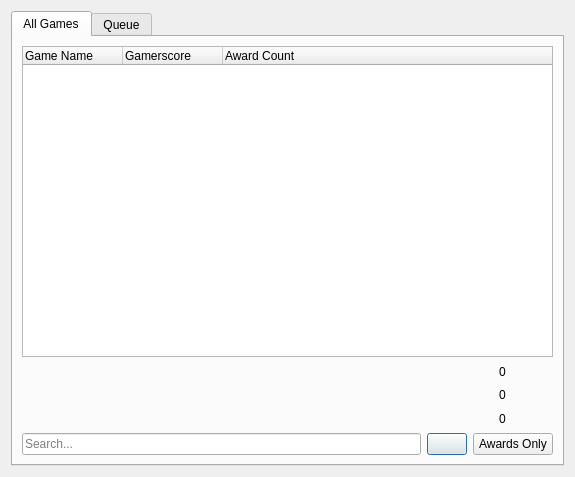
Above: Velocity/gameadderdialog.ui from hetelek/Velocity before the change. Below: the same form after it.
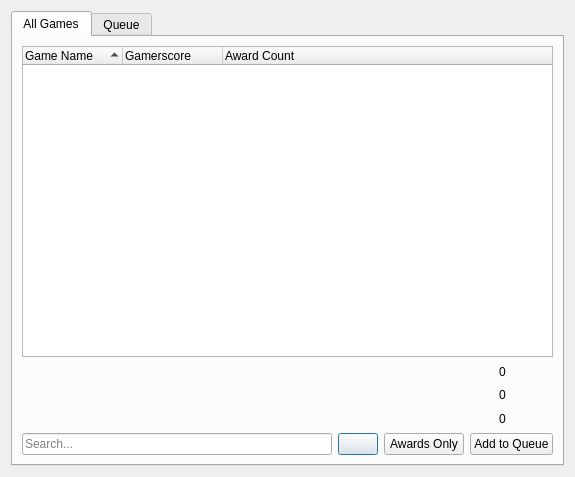
That is the form after the change. Icons and pictures are not drawn.

Patch:
```diff
--- a/Velocity/gameadderdialog.ui
+++ b/Velocity/gameadderdialog.ui
@@ -44,6 +44,9 @@
            <property name="selectionMode">
             <enum>QAbstractItemView::SelectionMode::ExtendedSelection</enum>
            </property>
+           <property name="sortingEnabled">
+            <bool>true</bool>
+           </property>
            <attribute name="headerDefaultSectionSize">
             <number>100</number>
            </attribute>
@@ -267,6 +270,17 @@
              </property>
             </widget>
            </item>
+           <item>
+            <widget class="QPushButton" name="btnAddToQueue">
+             <property name="text">
+              <string>Add to Queue</string>
+             </property>
+             <property name="icon">
+              <iconset resource="Resources.qrc">
+               <normaloff>:/Images/add.png</normaloff>:/Images/add.png</iconset>
+             </property>
+            </widget>
+           </item>
           </layout>
          </item>
         </layout>
```
Left out of the diff: 14 changed lines with no effect on the pictures.
